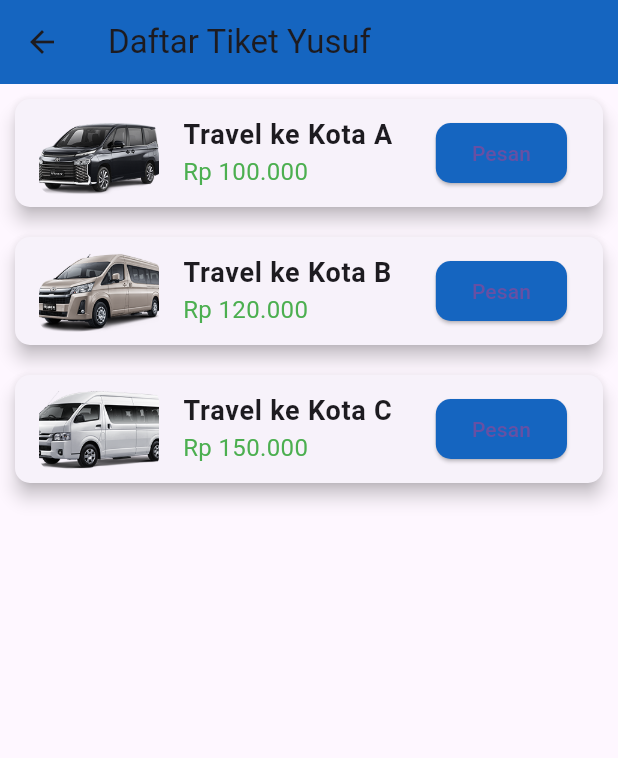
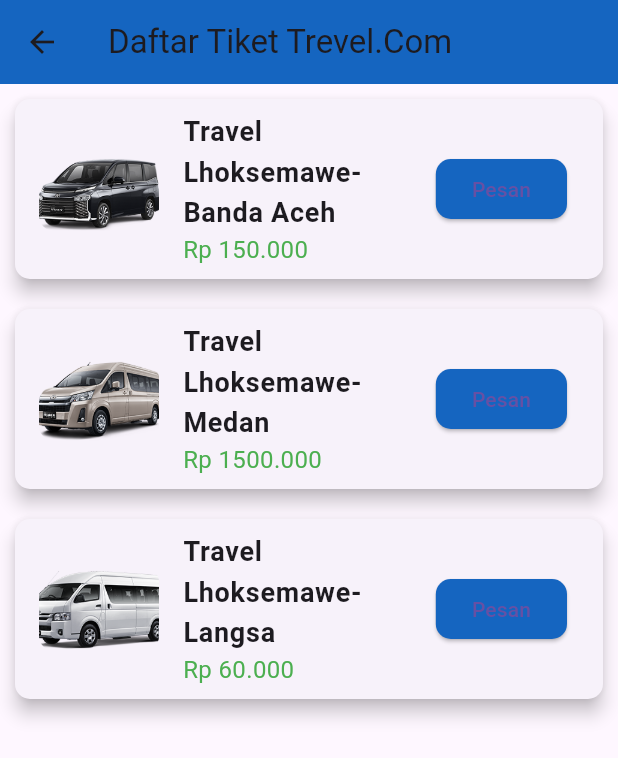
Before and after one commit to TEUNGKU-ZULKIFLI/ACEH_TICKET_TRAVEL_CAR, a Flutter app: the HomeScreen screen opened directly, on a phone screen of 412 x 824 dp. Shown: the top 758 px of the screen. Run offline on Flutter 3.47's test engine with Material 3 defaults, Android fonts, the light colour scheme and no system bars.

Commit message:
yusuf mengedit page home screen.dart

```diff
--- a/lib/home_screen.dart
+++ b/lib/home_screen.dart
@@ -4,26 +4,27 @@ class HomeScreen extends StatelessWidget {
   final List<Map<String, String>> tickets = [
     {
       'image': 'assets/img/hiace_modern.png',
-      'title': 'Travel ke Kota A',
-      'price': 'Rp 100.000'
+      'title': 'Travel Lhoksemawe-Banda Aceh',
+      'price': 'Rp 150.000'
     },
     {
       'image': 'assets/img/hiace_coklat.png',
-      'title': 'Travel ke Kota B',
-      'price': 'Rp 120.000'
+      'title': 'Travel Lhoksemawe-Medan',
+      'price': 'Rp 1500.000'
     },
     {
       'image': 'assets/img/hiace_putih.png',
-      'title': 'Travel ke Kota C',
-      'price': 'Rp 150.000'
+      'title': 'Travel Lhoksemawe-Langsa',
+      'price': 'Rp 60.000'
     },
+
   ];
 
   @override
   Widget build(BuildContext context) {
     return Scaffold(
       appBar: AppBar(
-        title: Text('Daftar Tiket Yusuf'),
+        title: Text('Daftar Tiket Trevel.Com'),
         backgroundColor: Colors.blue[800],
       ),
       body: Container(
```
